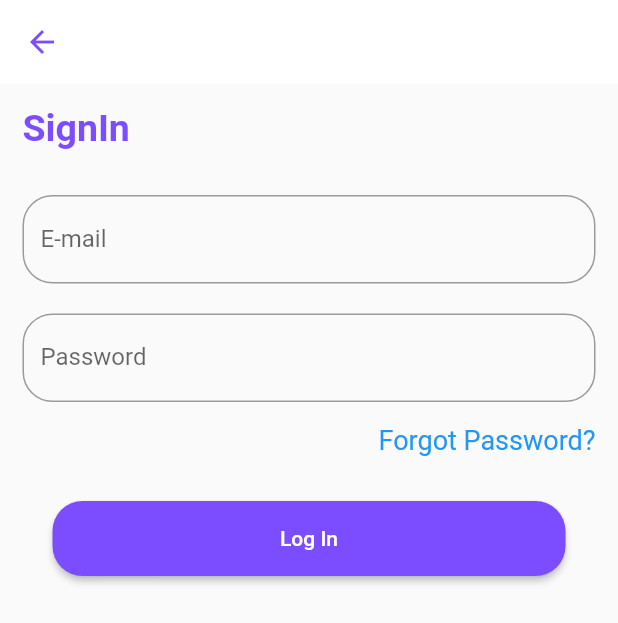
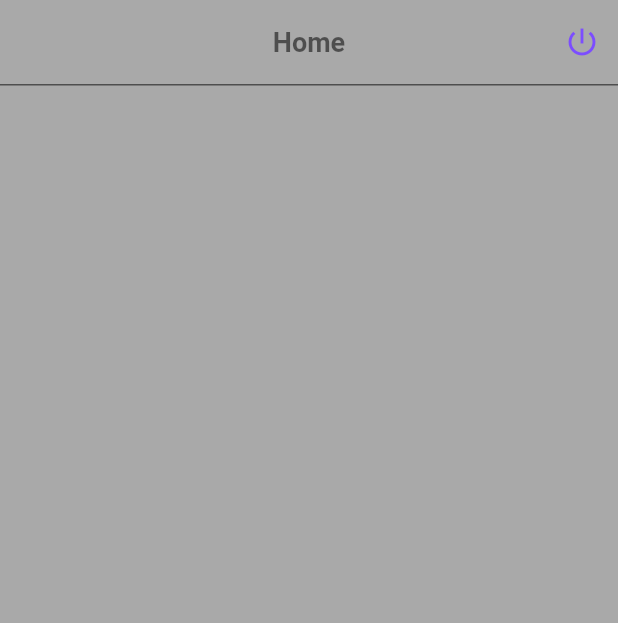
Before and after one commit to LydiaOkech/AwsStarter, a Flutter app: the LogIn screen opened directly, after a tap on "Log In", on a phone screen of 412 x 824 dp. Shown: the top 623 px of the screen. Run offline on Flutter 3.47's test engine with Material 2 defaults, Android fonts, the phone set to English and light mode, and no system bars; our stand-ins replace image_cropper, image_picker, intl_phone_field, validators.

Commit message:
home screen

```diff
--- a/lib/Auth/LogIn.dart
+++ b/lib/Auth/LogIn.dart
@@ -4,6 +4,7 @@ import 'package:aws_starter/Widgets/TextFieds.dart';
 import 'package:aws_starter/Widgets/Texts.dart';
 import 'package:flutter/material.dart';
 
+import '../Pages/Home.dart';
 import 'ForgotPass.dart';
 
 class LogIn extends StatelessWidget {
@@ -55,7 +56,7 @@ class LogIn extends StatelessWidget {
                       ),
                       const SizedBox(height: 30,),
                       BlueFilledButton(text: 'Log In', onPressed: (){
-                        logIn();
+                        logIn(context);
                       })
 
                     ],
@@ -66,5 +67,7 @@ class LogIn extends StatelessWidget {
     );
   }
 
-  void logIn() {}
+  void logIn(BuildContext context) {
+    Navigator.push(context, MaterialPageRoute(builder: (context) => const Home()));
+  }
 }
--- a/lib/Auth/Register.dart
+++ b/lib/Auth/Register.dart
@@ -3,6 +3,7 @@ import 'package:flutter/material.dart';
 import 'package:intl_phone_field/intl_phone_field.dart';
 
 import '../Constants/Colors.dart';
+import '../Pages/Home.dart';
 import '../Widgets/Buttons.dart';
 import '../Widgets/TextFieds.dart';
 import '../Widgets/Texts.dart';
@@ -97,7 +98,9 @@ class _RegisterState extends State<Register> {
 
                       ),
                           const SizedBox(height: 20,),
-                          BlueFilledButton(text: 'Send Code', onPressed:(){}),
+                          BlueFilledButton(text: 'Send Code', onPressed:(){
+                            MoveToHome();
+                          }),
                           const SizedBox(height: 15,),
                           const BlackText(text: 'OR'),
                           const SizedBox(height: 15,),
@@ -119,7 +122,9 @@ class _RegisterState extends State<Register> {
                         children: [
                           EmailTextField(controller: _emailController, hintText: 'email', label: 'E-mail'),
                           const SizedBox(height: 20,),
-                          BlueFilledButton(text: 'Sign Up', onPressed:(){}),
+                          BlueFilledButton(text: 'Sign Up', onPressed:(){
+                            MoveToHome();
+                          }),
                           const SizedBox(height: 15,),
                           const BlackText(text: 'OR'),
                           const SizedBox(height: 15,),
@@ -146,4 +151,8 @@ class _RegisterState extends State<Register> {
       ),
     );
   }
+
+  MoveToHome(){
+    Navigator.push(context, MaterialPageRoute(builder: (context) => Home() ));
+  }
 }
--- a/lib/Constants/Colors.dart
+++ b/lib/Constants/Colors.dart
@@ -2,8 +2,10 @@ import 'package:flutter/material.dart';
 
 class MyColors {
   static const authBackGround = Colors.white;
+  static const backGroundColor = Color.fromRGBO(169, 169, 169, 2);
   static const purpleColor = Colors.deepPurpleAccent;
   static const whiteColor = Colors.white;
+  static const greyColor = Color.fromRGBO(169, 169, 169, 2);
   static const blackColor = Colors.black54;
   static const blueColor = Colors.blue;
 }
--- /dev/null
+++ b/lib/Pages/Home.dart
@@ -0,0 +1,42 @@
+import 'package:aws_starter/Constants/Colors.dart';
+import 'package:aws_starter/Widgets/Texts.dart';
+import 'package:flutter/material.dart';
+import 'package:flutter/services.dart';
+
+class Home extends StatefulWidget {
+  const Home({Key? key}) : super(key: key);
+
+  @override
+  State<Home> createState() => _HomeState();
+}
+
+class _HomeState extends State<Home> {
+
+  @override
+  void initState() {
+    super.initState();
+    // Your initialization logic here
+  }
+
+  @override
+  Widget build(BuildContext context) {
+    return Scaffold(
+      backgroundColor: MyColors.backGroundColor,
+      appBar: AppBar(
+        automaticallyImplyLeading: false,
+        elevation: 0,
+        systemOverlayStyle: const SystemUiOverlayStyle(statusBarColor: MyColors.greyColor),
+        backgroundColor: MyColors.backGroundColor,
+        title: const BoldBlackText(text: 'Home',),
+        centerTitle: true,
+        actions: [IconButton(onPressed: () {  }, icon:
+        const Icon(Icons.power_settings_new_outlined, color: MyColors.purpleColor,))],
+      ),
+      body: Column(
+        children: const [
+          Divider(height: 1, thickness: 1, color: MyColors.blackColor,),
+        ],
+      ),
+    );
+  }
+}
--- a/lib/Widgets/Texts.dart
+++ b/lib/Widgets/Texts.dart
@@ -43,6 +43,17 @@ class BlackText extends StatelessWidget {
   }
 }
 
+class BoldBlackText extends StatelessWidget {
+  final String text;
+  const BoldBlackText({Key? key, required this.text}) : super(key: key);
+
+  @override
+  Widget build(BuildContext context) {
+    return Text(text, style: const TextStyle(color: MyColors.blackColor,
+        fontSize: 18, fontWeight: FontWeight.bold), textAlign: TextAlign.center, );
+  }
+}
+
 class BlueText extends StatelessWidget {
   final String text;
   const BlueText({Key? key, required this.text}) : super(key: key);
```
